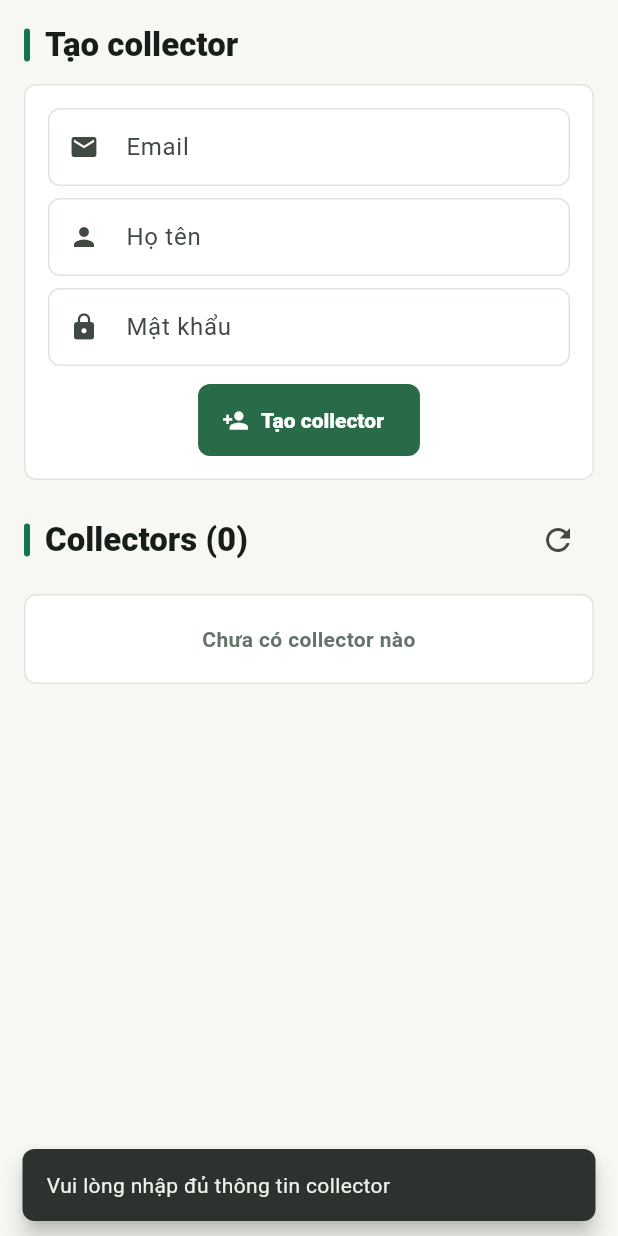
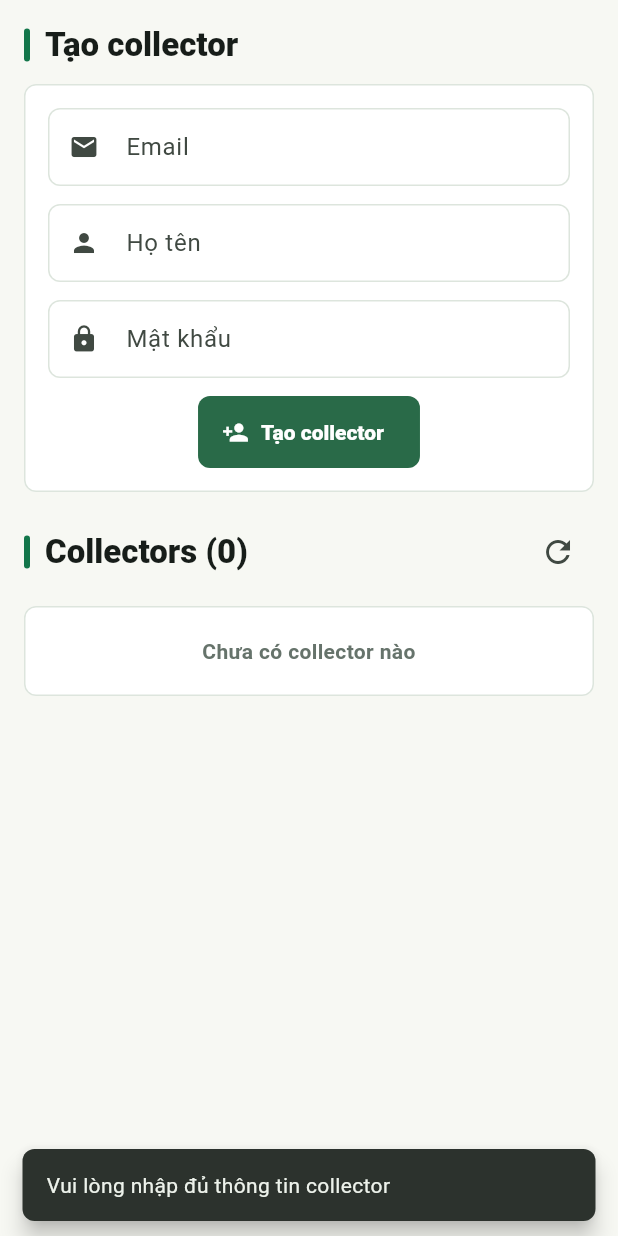
Before and after one commit to Vietnhb/waste_recycling_flutter, a Flutter app: the CollectorManagementView widget shown alone on an empty page, opened directly with empty values, after a tap on "Tạo collector", on a phone screen of 412 x 824 dp. Run offline on Flutter 3.47's test engine with Material 3 defaults, Android fonts, the phone set to English and light mode, and no system bars; our stand-ins replace firebase_core, firebase_storage, flutter_map, geolocator, image_picker, latlong2 and 1 more; accounts and stored records are empty; generated files the repository leaves out were written again; network calls fail.

Commit message:
refactor: apply friendly error snacks and unified spacing in enterprise screens

```diff
--- a/lib/src/ui/enterprise/accepted_reports_view.dart
+++ b/lib/src/ui/enterprise/accepted_reports_view.dart
@@ -52,7 +52,7 @@ class _AcceptedReportsViewState extends State<AcceptedReportsView> {
       });
     } catch (e) {
       if (!mounted) return;
-      showSnack(context, e.toString());
+      showErrorSnack(context, e);
     } finally {
       if (mounted) setState(() => _loading = false);
     }
@@ -71,7 +71,7 @@ class _AcceptedReportsViewState extends State<AcceptedReportsView> {
       await _load();
     } catch (e) {
       if (!mounted) return;
-      showSnack(context, e.toString());
+      showErrorSnack(context, e);
     }
   }
 
--- a/lib/src/ui/enterprise/collector_management_view.dart
+++ b/lib/src/ui/enterprise/collector_management_view.dart
@@ -39,7 +39,7 @@ class _CollectorManagementViewState extends State<CollectorManagementView> {
       setState(() => _collectors = collectors);
     } catch (e) {
       if (!mounted) return;
-      showSnack(context, e.toString());
+      showErrorSnack(context, e);
     } finally {
       if (mounted) setState(() => _loading = false);
     }
@@ -66,7 +66,7 @@ class _CollectorManagementViewState extends State<CollectorManagementView> {
       await _load();
     } catch (e) {
       if (!mounted) return;
-      showSnack(context, e.toString());
+      showErrorSnack(context, e);
     }
   }
 
@@ -78,7 +78,7 @@ class _CollectorManagementViewState extends State<CollectorManagementView> {
       await _load();
     } catch (e) {
       if (!mounted) return;
-      showSnack(context, e.toString());
+      showErrorSnack(context, e);
     }
   }
 
@@ -88,12 +88,12 @@ class _CollectorManagementViewState extends State<CollectorManagementView> {
     return RefreshIndicator(
       onRefresh: _load,
       child: ListView(
-        padding: const EdgeInsets.all(16),
+        padding: const EdgeInsets.all(AppSpacing.cardPadding),
         children: [
           const SectionTitle('Tạo collector'),
           Card(
             child: Padding(
-              padding: const EdgeInsets.all(16),
+              padding: const EdgeInsets.all(AppSpacing.cardPadding),
               child: Column(
                 children: [
                   TextField(
@@ -101,18 +101,18 @@ class _CollectorManagementViewState extends State<CollectorManagementView> {
                     keyboardType: TextInputType.emailAddress,
                     decoration: inputDecoration('Email', icon: Icons.email),
                   ),
-                  const SizedBox(height: 8),
+                  const SizedBox(height: AppSpacing.formGap),
                   TextField(
                     controller: _nameCtrl,
                     decoration: inputDecoration('Họ tên', icon: Icons.person),
                   ),
-                  const SizedBox(height: 8),
+                  const SizedBox(height: AppSpacing.formGap),
                   TextField(
                     controller: _passwordCtrl,
                     obscureText: true,
                     decoration: inputDecoration('Mật khẩu', icon: Icons.lock),
                   ),
-                  const SizedBox(height: 12),
+                  const SizedBox(height: AppSpacing.formGap),
                   FilledButton.icon(
                     onPressed: _create,
                     icon: const Icon(Icons.person_add),
--- a/lib/src/ui/enterprise/enterprise_statistics_view.dart
+++ b/lib/src/ui/enterprise/enterprise_statistics_view.dart
@@ -42,7 +42,7 @@ class _EnterpriseStatisticsViewState extends State<EnterpriseStatisticsView> {
       await _search();
     } catch (e) {
       if (!mounted) return;
-      showSnack(context, e.toString());
+      showErrorSnack(context, e);
     } finally {
       if (mounted) setState(() => _loading = false);
     }
@@ -61,7 +61,7 @@ class _EnterpriseStatisticsViewState extends State<EnterpriseStatisticsView> {
       setState(() => _stats = stats);
     } catch (e) {
       if (!mounted) return;
-      showSnack(context, e.toString());
+      showErrorSnack(context, e);
     }
   }
 
--- a/lib/src/ui/enterprise/pending_reports_view.dart
+++ b/lib/src/ui/enterprise/pending_reports_view.dart
@@ -52,7 +52,7 @@ class _PendingReportsViewState extends State<PendingReportsView> {
       });
     } catch (e) {
       if (!mounted) return;
-      showSnack(context, e.toString());
+      showErrorSnack(context, e);
     } finally {
       if (mounted) setState(() => _loading = false);
     }
@@ -81,7 +81,7 @@ class _PendingReportsViewState extends State<PendingReportsView> {
       await _load();
     } catch (e) {
       if (!mounted) return;
-      showSnack(context, e.toString());
+      showErrorSnack(context, e);
     }
   }
 
@@ -93,7 +93,7 @@ class _PendingReportsViewState extends State<PendingReportsView> {
       await _load();
     } catch (e) {
       if (!mounted) return;
-      showSnack(context, e.toString());
+      showErrorSnack(context, e);
     }
   }
 
```
Also changed, not shown: lib/src/ui/enterprise/point_rules_view.dart (+12 -12 lines).
